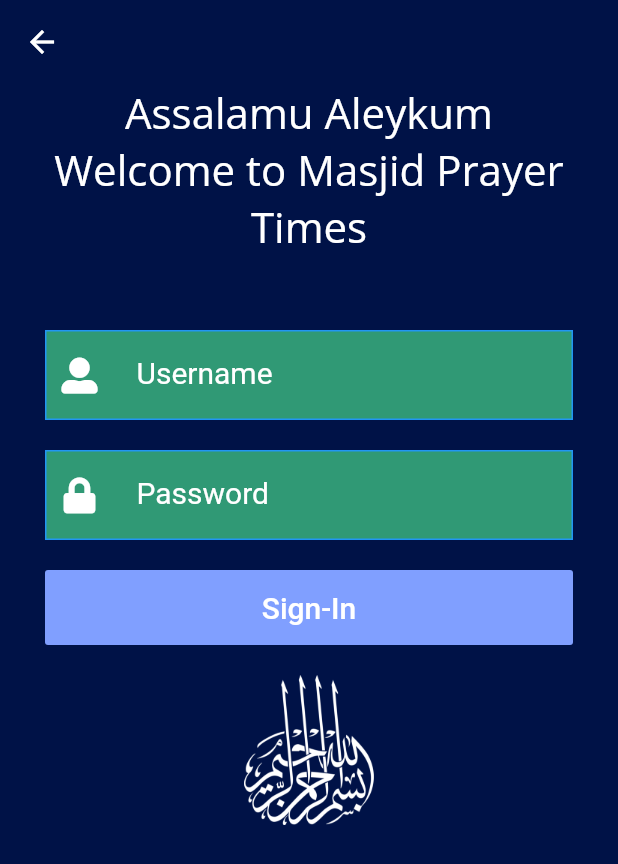
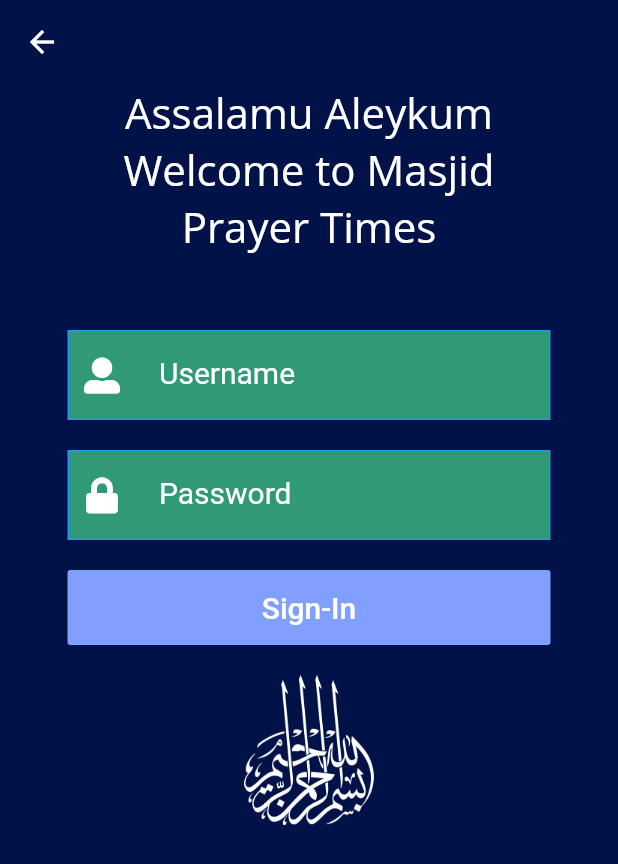
Before and after one commit to MukhriddinMike/firebase_demo1, a Flutter app: the screen it shows after launch, after a tap on "Get Started Bismillah", on a phone screen of 412 x 824 dp. Shown: the top 864 px of the screen. Run offline on Flutter 3.47's test engine with Material 2 defaults, Android fonts, the phone set to English and light mode, and no system bars; our stand-ins replace firebase_auth, font_awesome_flutter, google_fonts, google_sign_in; accounts and stored records are empty.

```diff
--- a/lib/screens/welcome_main.dart
+++ b/lib/screens/welcome_main.dart
@@ -16,7 +16,10 @@ class _WelcomeState extends State<Welcome> {
 
   @override
   Widget build(BuildContext context) {
-    return Column(
+    return SafeArea(
+      child: Container(
+        margin: EdgeInsets.symmetric(horizontal: 40),
+        child: Column(
           mainAxisAlignment: MainAxisAlignment.center,
           children: <Widget>[
             CircleAvatar(
@@ -76,6 +79,8 @@ class _WelcomeState extends State<Welcome> {
               ),
             ),
           ],
+        ),
+      ),
     );
   }
 }
--- a/lib/services/login_in.dart
+++ b/lib/services/login_in.dart
@@ -30,9 +30,10 @@ class LoginScreen extends StatelessWidget {
           elevation: 0,
         ),
         backgroundColor: primaryColor,
-        body: Container(
+        body: SafeArea(
+          child: Container(
             alignment: Alignment.topCenter,
-          margin: EdgeInsets.symmetric(horizontal: 30),
+            margin: EdgeInsets.symmetric(horizontal: 45),
             child: SingleChildScrollView(
               child: Column(
                 mainAxisAlignment: MainAxisAlignment.center,
@@ -86,6 +87,7 @@ class LoginScreen extends StatelessWidget {
             ),
           ),
         ),
+      ),
     );
   }
 }
```
Lines whose indentation alone changed are shown as unchanged.
